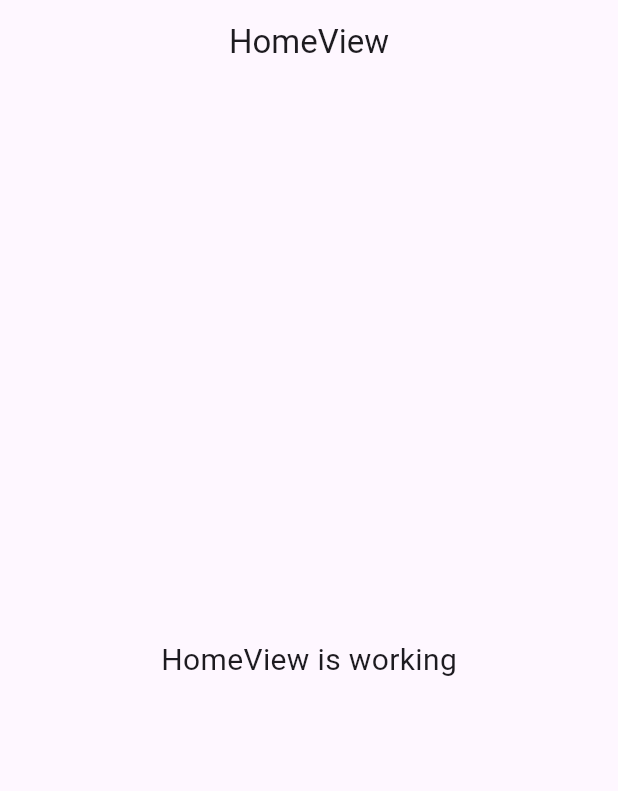
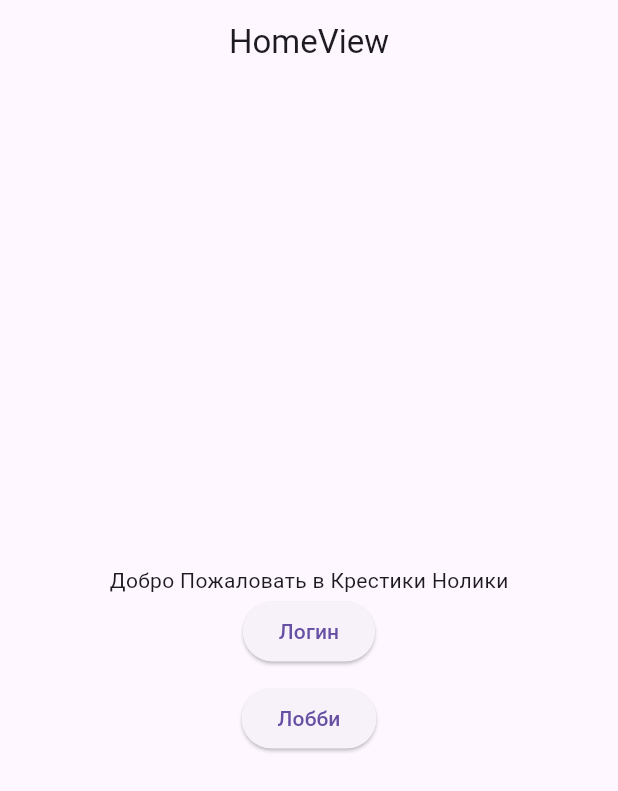
Before and after one commit to fullofempt/tictactoetest, a Flutter app: the screen it shows after launch, on a phone screen of 412 x 824 dp. Shown: the top 791 px of the screen. Run offline on Flutter 3.47's test engine with Material 3 defaults, Android fonts, the light colour scheme and no system bars; our stand-ins replace dio, flutter_secure_storage, freezed_annotation, get.

Commit message:
esho choto sdelal

```diff
--- /dev/null
+++ b/lib/app/core/constants.dart
@@ -0,0 +1,3 @@
+abstract class Constants {
+  static const mainUrl = 'https://ttt.bulbaman.me';
+}
--- a/lib/app/modules/home/views/home_view.dart
+++ b/lib/app/modules/home/views/home_view.dart
@@ -3,9 +3,10 @@ import 'package:flutter/material.dart';
 import 'package:get/get.dart';
 
 import '../controllers/home_controller.dart';
+import 'package:tictactoetest/app/routes/app_pages.dart';
 
 class Home extends GetView<HomeController> {
-  const Home ({Key? key}) : super(key: key);
+  const Home({Key? key}) : super(key: key);
   @override
   Widget build(BuildContext context) {
     return Scaffold(
@@ -13,10 +14,24 @@ class Home extends GetView<HomeController> {
         title: const Text('HomeView'),
         centerTitle: true,
       ),
-      body: const Center(
-        child: Text(
-          'HomeView is working',
-          style: TextStyle(fontSize: 20),
+      body: Center(
+        child: Column(
+          mainAxisAlignment: MainAxisAlignment.center,
+          children: [
+            Text("Добро Пожаловать в Крестики Нолики"),
+            Container(
+              child: ElevatedButton(
+                onPressed: () => Get.toNamed(Routes.LOGIN),
+                child: Text('Логин'),
+              ),
+            ),
+            Container(
+              margin: EdgeInsets.only(top: 10),
+              child: ElevatedButton(
+                  onPressed: () => Get.toNamed(Routes.LOBBY),
+                  child: Text('Лобби')),
+            ),
+          ],
         ),
       ),
     );
--- a/lib/app/routes/app_routes.dart
+++ b/lib/app/routes/app_routes.dart
@@ -4,8 +4,9 @@ part of 'app_pages.dart';
 abstract class Routes {
   Routes._();
   static const HOME = _Paths.HOME;
+  static const REGISTER = _Paths.REGISTER;
   static const LOGIN = _Paths.LOGIN;
-  static const REGISTER = _Paths.REGISTER;
+  static const LOBBY = _Paths.LOBBY;
 }
 
 abstract class _Paths {
@@ -13,4 +14,5 @@ abstract class _Paths {
   static const HOME = '/home';
   static const LOGIN = '/login';
   static const REGISTER = '/register';
+  static const LOBBY = '/lobby';
 }
--- a/lib/app/services/services.dart
+++ b/lib/app/services/services.dart
@@ -1,3 +1,4 @@
+//конвертор пароля и тд
 import 'dart:convert';
 import 'package:http/http.dart';
 
--- a/lib/app/services/storage_service.dart
+++ b/lib/app/services/storage_service.dart
@@ -5,7 +5,7 @@ import 'package:get/get.dart';
 import 'package:tictactoetest/app/models/apimodel/apimodel.dart';
 
 class StorageService extends GetxService {
-  final FlutterSecureStorage _storage = const FlutterSecureStorage();
+  final FlutterSecureStorage _storage = FlutterSecureStorage();
 
   Future<String?> read(String key) async {
     return await _storage.read(key: key);
@@ -20,4 +20,6 @@ class StorageService extends GetxService {
   }
 }
 
-class FlutterSecureStorage {}
+Future<void> initServices() async {
+  await Get.putAsync(() async => StorageService());
+}
--- a/lib/main.dart
+++ b/lib/main.dart
@@ -1,6 +1,7 @@
 import 'package:flutter/material.dart';
 import 'package:get/get.dart';
 import 'package:tictactoetest/app/routes/app_pages.dart';
+import 'package:tictactoetest/app/services/storage_service.dart';
 
 void main() {
   runApp(
@@ -11,3 +12,7 @@ void main() {
     ),
   );
 }
+
+Future<void> initServices() async {
+  await Get.putAsync(() async => StorageService());
+}
--- a/pubspec.yaml
+++ b/pubspec.yaml
@@ -13,6 +13,7 @@ dependencies:
     sdk: flutter
   freezed: ^2.4.7
   flutter_secure_storage: ^4.2.1
+  dio: ^5.4.1
 
 dev_dependencies:
   build_runner: ^2.4.8
```
Also changed, not shown: lib/app/models/connection/connection.dart (added, +17 -0 lines), lib/app/modules/lobby/bindings/lobby_binding.dart (added, +12 -0 lines), lib/app/modules/lobby/controllers/lobby_controller.dart (added, +39 -0 lines), lib/app/modules/lobby/views/lobby_view.dart (added, +34 -0 lines), lib/app/modules/login/bindings/login_binding.dart (added, +12 -0 lines), lib/app/modules/login/controllers/login_controller.dart (added, +38 -0 lines), lib/app/modules/login/views/login_view.dart (added, +35 -0 lines), lib/app/routes/app_pages.dart (+16 -0 lines), lib/app/utils.dart (deleted, +0 -12 lines), lib/app/models/connection/connection.freezed.dart (added), lib/app/models/connection/connection.g.dart (added), pubspec.lock.
